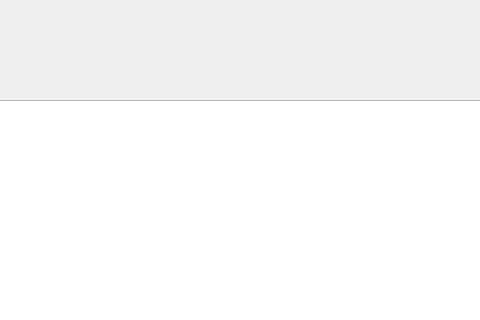
F3D0RP/-, file main.ui: the form before one commit; both pictures show x 135 to 615 and y 0 to 320 of the 800 by 600 pixel window.
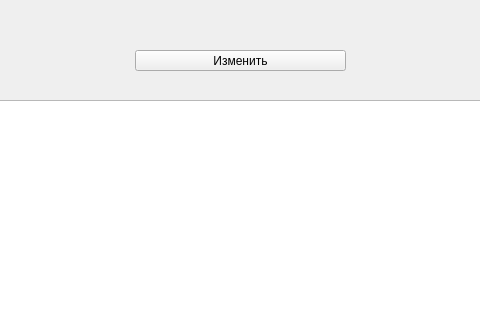
The form after the commit.

Commit message: Изменение основного окна, создание класса доп виджета

```diff
--- a/main.ui
+++ b/main.ui
@@ -24,6 +24,19 @@
      </rect>
     </property>
    </widget>
+   <widget class="QPushButton" name="pushButton">
+    <property name="geometry">
+     <rect>
+      <x>270</x>
+      <y>50</y>
+      <width>211</width>
+      <height>21</height>
+     </rect>
+    </property>
+    <property name="text">
+     <string>Изменить</string>
+    </property>
+   </widget>
   </widget>
   <widget class="QMenuBar" name="menubar">
    <property name="geometry">
```
The commit also changes 2 other files.
